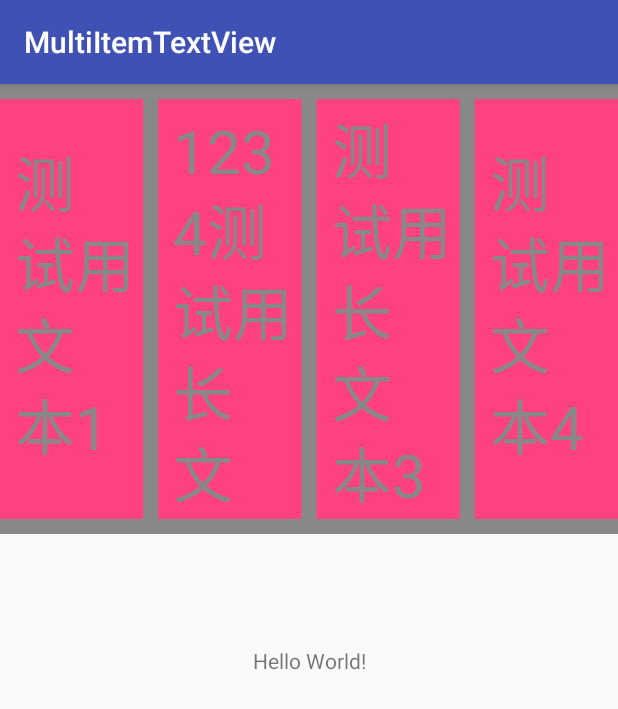
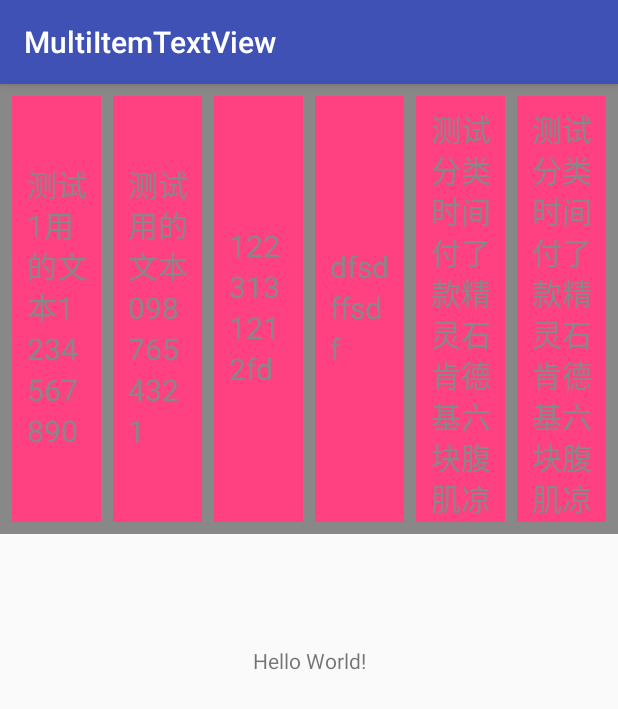
Before and after one commit to foolchen/MultiItemTextView, an Android app: the screen it shows after launch (MainActivity), on a phone screen of 412 x 824 dp. Shown: the top 709 px of the screen. Run offline under Robolectric (Android 15) with nearby library versions, the phone set to English and light mode, and no system bars.

Commit message:
增加了前后分隔线

```diff
--- a/app/src/main/java/com/foolchen/multiitemtextview/demo/MainActivity.kt
+++ b/app/src/main/java/com/foolchen/multiitemtextview/demo/MainActivity.kt
@@ -2,7 +2,6 @@ package com.foolchen.multiitemtextview.demo
 
 import android.os.Bundle
 import android.support.v7.app.AppCompatActivity
-import kotlinx.android.synthetic.main.activity_main.*
 
 class MainActivity : AppCompatActivity() {
 
@@ -10,12 +9,12 @@ class MainActivity : AppCompatActivity() {
     super.onCreate(savedInstanceState)
     setContentView(R.layout.activity_main)
 
-    mitv.postDelayed({
+    /*mitv.postDelayed({
       mitv.setTexts("测试用文本1", "1234测试用长文本2", "测试用长文本333333333333333333333333", "测试用文本4")
 
     }, 1000)
 
     mitv.postDelayed({ mitv.setItemCount(4) }, 2000)
-    mitv.postDelayed({ mitv.setTextSize(60F) }, 3000)
+    mitv.postDelayed({ mitv.setTextSize(60F) }, 3000)*/
   }
 }
--- a/app/src/main/res/layout/activity_main.xml
+++ b/app/src/main/res/layout/activity_main.xml
@@ -24,10 +24,12 @@
       android:layout_height="300dp"
       android:background="@color/colorAccent"
       app:mitv_bottom_divider_enable="true"
-      app:mitv_divider_width="10dp"
+      app:mitv_divider_width="8dp"
+      app:mitv_end_divider_enable="true"
       app:mitv_gravity="center_vertical"
       app:mitv_item_padding="10dp"
       app:mitv_middle_divider_enable="true"
+      app:mitv_start_divider_enable="true"
       app:mitv_text_size="20dp"
       app:mitv_texts="测试1用的文本1234567890|测试用的文本0987654321|1223131212fd|dfsdffsdf|测试分类时间付了款精灵石肯德基六块腹肌凉快点djlfjkdljslsldjfkljfklsdjflk|测试分类时间付了款精灵石肯德基六块腹肌凉快点"
       app:mitv_top_divider_enable="true"
--- a/library/src/main/java/com/foolchen/lib/multiitemtextview/MultiItemTextView.kt
+++ b/library/src/main/java/com/foolchen/lib/multiitemtextview/MultiItemTextView.kt
@@ -29,11 +29,15 @@ open class MultiItemTextView : View {
   // item的宽高，如果未设置则根据文本变化
   private var mItemWidth = -1F
   private var mItemHeight = -1F
+  // 宽度的参考值，在设置了该值后，计算高度时会有限参考该值；否则会根据View的实际宽高来计算
+  private var mRefWidth = -1F
   // 是否根据条目数量平分宽度
   private var mDividerEqually = false
   private var mDividerColor = Color.GRAY
   private var mDividerWidth = 0F
+  private var mStartDividerEnable = false
   private var mTopDividerEnable = false
+  private var mEndDividerEnable = false
   private var mBottomDividerEnable = false
   private var mMiddleDividerEnable = false
   private var mGravity = 0
@@ -115,7 +119,11 @@ open class MultiItemTextView : View {
       mDividerColor = ta.getDimensionPixelSize(R.styleable.MultiItemTextView_mitv_divider_color,
           Color.GRAY)
       mDividerWidth = ta.getDimension(R.styleable.MultiItemTextView_mitv_divider_width, 1F)
+      mStartDividerEnable = ta.getBoolean(R.styleable.MultiItemTextView_mitv_start_divider_enable,
+          false)
       mTopDividerEnable = ta.getBoolean(R.styleable.MultiItemTextView_mitv_top_divider_enable,
+          false)
+      mEndDividerEnable = ta.getBoolean(R.styleable.MultiItemTextView_mitv_end_divider_enable,
           false)
       mBottomDividerEnable = ta.getBoolean(R.styleable.MultiItemTextView_mitv_bottom_divider_enable,
           false)
@@ -258,8 +266,14 @@ open class MultiItemTextView : View {
         mPaint.color = mDividerColor
         mPaint.strokeWidth = mDividerWidth
         mPaint.style = Paint.Style.FILL
+         if (mStartDividerEnable) {
+           canvas.drawRect(0F, 0F, mDividerWidth, height.toFloat(), mPaint)
+         }
         if (mTopDividerEnable) {
           canvas.drawRect(0F, 0F, width.toFloat(), top, mPaint)
+        }
+        if (mEndDividerEnable) {
+          canvas.drawRect(width - mDividerWidth, 0F, width.toFloat(), height.toFloat(), mPaint)
         }
         if (mBottomDividerEnable) {
           canvas.drawRect(0F, bottom, width.toFloat(), bottom + mDividerWidth, mPaint)
@@ -318,7 +332,7 @@ open class MultiItemTextView : View {
   // 计算每个条目的宽度
   private fun calItemWidth(width: Float): Float {
     return if (mItemWidth == -1F) {
-      (width - paddingLeft - paddingRight - if (mMiddleDividerEnable) mDividerWidth * (mItemCount - 1) else 0F) / mItemCount.toFloat()
+      (width - paddingLeft - paddingRight - (if (mMiddleDividerEnable) mDividerWidth * (mItemCount - 1) else 0F) - (if (mStartDividerEnable) mDividerWidth else 0F) - (if (mEndDividerEnable) mDividerWidth else 0F)) / mItemCount.toFloat()
     } else {
       mItemWidth
     }
@@ -326,7 +340,7 @@ open class MultiItemTextView : View {
 
   // 根据当前条目的位置，计算其起始位置
   private fun calStart(index: Int, itemWidth: Float): Float {
-    return paddingLeft + index * (itemWidth + if (mMiddleDividerEnable) mDividerWidth else 0F)
+    return paddingLeft + index * (itemWidth + if (mMiddleDividerEnable) mDividerWidth else 0F) + if (mStartDividerEnable) mDividerWidth else 0F
   }
 
   private fun calTop(): Float {
--- a/library/src/main/res/values/attrs.xml
+++ b/library/src/main/res/values/attrs.xml
@@ -12,7 +12,9 @@
     <attr format="dimension" name="mitv_item_padding_end"/>
     <attr format="dimension" name="mitv_item_padding_bottom"/>
     <attr format="dimension" name="mitv_divider_width"/>
+    <attr format="boolean" name="mitv_start_divider_enable"/>
     <attr format="boolean" name="mitv_top_divider_enable"/>
+    <attr format="boolean" name="mitv_end_divider_enable"/>
     <attr format="boolean" name="mitv_bottom_divider_enable"/>
     <attr format="boolean" name="mitv_middle_divider_enable"/>
     <attr format="boolean" name="mitv_divider_equally"/>
@@ -23,5 +25,6 @@
       <enum name="center_vertical" value="1"/>
       <enum name="center" value="2"/>
     </attr>
+    <attr format="dimension" name="mitv_ref_width"/>
   </declare-styleable>
 </resources>
```
